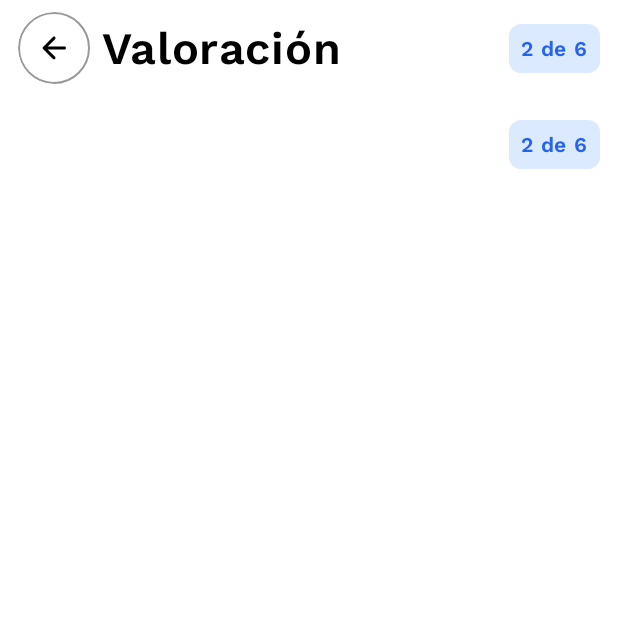
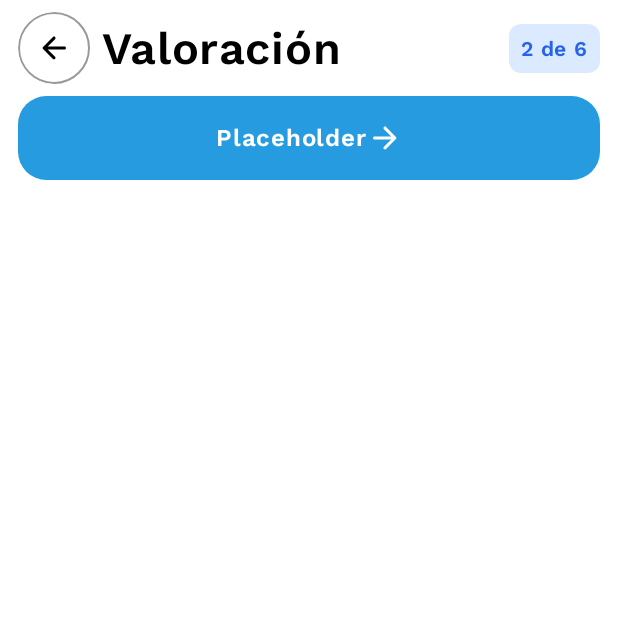
Before and after one commit to Vita-mobile/vita-app, an Android app built with Jetpack Compose: the screen it shows after launch (MainActivity), on a phone screen of 412 x 824 dp, the top half of it. Run offline under Robolectric (Android 15) with nearby library versions, the phone set to English and light mode, and no system bars.

Commit message:
build: general components done.

```diff
--- a/app/src/main/java/com/health/vita/MainActivity.kt
+++ b/app/src/main/java/com/health/vita/MainActivity.kt
@@ -21,9 +21,13 @@ import androidx.compose.foundation.shape.CircleShape
 import androidx.compose.foundation.shape.RoundedCornerShape
 import androidx.compose.material.icons.Icons
 import androidx.compose.material.icons.automirrored.rounded.ArrowBack
+import androidx.compose.material.icons.automirrored.rounded.ArrowForward
+import androidx.compose.material.icons.outlined.Lock
 import androidx.compose.material.icons.rounded.ArrowBack
 import androidx.compose.material.icons.rounded.ShoppingCart
 import androidx.compose.material3.Button
+import androidx.compose.material3.ButtonColors
+import androidx.compose.material3.ButtonDefaults
 import androidx.compose.material3.Icon
 import androidx.compose.material3.IconButton
 import androidx.compose.material3.MaterialTheme
@@ -43,6 +47,7 @@ import androidx.compose.ui.unit.dp
 import androidx.navigation.compose.rememberNavController
 import com.health.vita.core.navigation.NavGraph
 import com.health.vita.ui.components.general.GeneralTopBar
+import com.health.vita.ui.components.general.PrimaryIconButton
 import com.health.vita.ui.theme.DarkBlue
 import com.health.vita.ui.theme.LightGray
 import com.health.vita.ui.theme.MediumGray
@@ -70,12 +75,10 @@ fun App(modifier: Modifier = Modifier) {
     Column(modifier = modifier) {
         //Modo Claro
         GeneralTopBar(
-            text = "Valoración", step = 2, total = 6, onClick = { navController.navigateUp()}
+            text = "Valoración", step = 2, total = 6, onClick = { navController.navigateUp() }
         )
-        //Modo Oscuro
-        GeneralTopBar(
-            text = "Valoración", step = 2, total = 6, onClick = { navController.navigateUp()}, lightMode = false
-        )
+        PrimaryIconButton(arrow = true, blackContent = false)
+
     }
 
 }
--- a/app/src/main/java/com/health/vita/ui/components/general/GeneralTopBar.kt
+++ b/app/src/main/java/com/health/vita/ui/components/general/GeneralTopBar.kt
@@ -70,7 +70,7 @@ fun GeneralTopBar(
             Text(
                 text = text,
                 style = MaterialTheme.typography.titleMedium,
-                color = if (lightMode) MaterialTheme.colorScheme.onBackground else MaterialTheme.colorScheme.background
+                color = if (lightMode) MaterialTheme.colorScheme.onBackground else MaterialTheme.colorScheme.onPrimary
             )
             Box(modifier = Modifier.weight(1f))
             Box(
--- /dev/null
+++ b/app/src/main/java/com/health/vita/ui/components/general/PrimaryIconButton.kt
@@ -0,0 +1,50 @@
+package com.health.vita.ui.components.general
+
+import androidx.compose.foundation.layout.fillMaxWidth
+import androidx.compose.foundation.layout.height
+import androidx.compose.foundation.layout.padding
+import androidx.compose.foundation.layout.size
+import androidx.compose.foundation.shape.RoundedCornerShape
+import androidx.compose.material.icons.Icons
+import androidx.compose.material.icons.automirrored.rounded.ArrowForward
+import androidx.compose.material.icons.outlined.Lock
+import androidx.compose.material3.Button
+import androidx.compose.material3.ButtonDefaults
+import androidx.compose.material3.Icon
+import androidx.compose.material3.MaterialTheme
+import androidx.compose.material3.Text
+import androidx.compose.runtime.Composable
+import androidx.compose.ui.Modifier
+import androidx.compose.ui.graphics.Color
+import androidx.compose.ui.unit.dp
+
+@Composable
+fun PrimaryIconButton(
+    modifier: Modifier = Modifier,
+    onClick: () -> Unit = {},
+    text: String = "Placeholder",
+    arrow: Boolean = true,
+    color: Color = MaterialTheme.colorScheme.primary,
+    blackContent: Boolean = false
+) {
+    Button(
+        modifier = Modifier
+            .fillMaxWidth()
+            .height(56.dp)
+            .padding(start = 12.dp, end = 12.dp),
+        shape = RoundedCornerShape(19.dp),
+        colors = ButtonDefaults.buttonColors(
+            color
+        ),
+        onClick = onClick
+    ) {
+        Text(text = text, style = MaterialTheme.typography.bodyMedium, color = if (blackContent) MaterialTheme.colorScheme.onBackground else MaterialTheme.colorScheme.onPrimary)
+        Icon(
+            if (arrow) Icons.AutoMirrored.Rounded.ArrowForward else Icons.Outlined.Lock,
+            modifier = Modifier
+                .size(24.dp),
+            tint = if (blackContent) MaterialTheme.colorScheme.onBackground else MaterialTheme.colorScheme.background,
+            contentDescription = ""
+        )
+    }
+}
--- a/app/src/main/java/com/health/vita/ui/theme/Color.kt
+++ b/app/src/main/java/com/health/vita/ui/theme/Color.kt
@@ -8,6 +8,7 @@ val Aquamarine = Color(0xFF26e0cb)
 val MintGreen = Color(0xFF19e096)
 val TranslucentBlue = Color(0xFFDBEAFE)
 val DarkBlue = Color(0xFF2563EB)
+val Cyan = Color(0xFF26C8E0)
 
 val White = Color(0xFFFFFFFF)
 val Black = Color(0xFF000000)
--- a/app/src/main/res/values/strings.xml
+++ b/app/src/main/res/values/strings.xml
@@ -1,4 +1,5 @@
 <resources>
     <string name="app_name">Vita</string>
     <string name="shopping_cart_content_desc">Cart</string>
+    <string name="icon_desc">Icon description\n</string>
 </resources>
```
